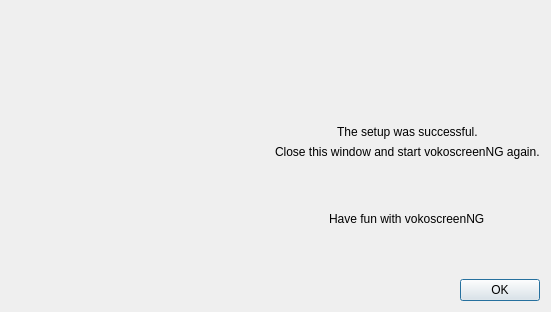
Above: src/ciscoOpenh264/QvkCiscoFinishDialog.ui from vkohaupt/vokoscreenNG before the change. Below: the same form after it.
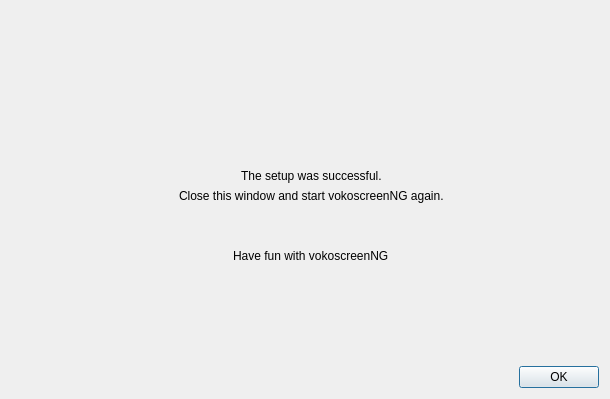
That is the form after the change. Icons and pictures are not drawn.

The edit to the form file:
```diff
--- a/src/ciscoOpenh264/QvkCiscoFinishDialog.ui
+++ b/src/ciscoOpenh264/QvkCiscoFinishDialog.ui
@@ -6,8 +6,8 @@
    <rect>
     <x>0</x>
     <y>0</y>
-    <width>551</width>
-    <height>312</height>
+    <width>610</width>
+    <height>399</height>
    </rect>
   </property>
   <property name="windowTitle">
@@ -15,6 +15,8 @@
   </property>
   <layout class="QVBoxLayout" name="verticalLayout">
    <item>
+    <layout class="QGridLayout" name="gridLayout">
+     <item row="1" column="1">
     <layout class="QHBoxLayout" name="horizontalLayout">
      <item>
       <widget class="QLabel" name="label">
@@ -121,6 +123,60 @@
         </spacer>
        </item>
       </layout>
+       </item>
+      </layout>
+     </item>
+     <item row="1" column="0">
+      <spacer name="horizontalSpacer_2">
+       <property name="orientation">
+        <enum>Qt::Horizontal</enum>
+       </property>
+       <property name="sizeHint" stdset="0">
+        <size>
+         <width>40</width>
+         <height>20</height>
+        </size>
+       </property>
+      </spacer>
+     </item>
+     <item row="0" column="1">
+      <spacer name="verticalSpacer_5">
+       <property name="orientation">
+        <enum>Qt::Vertical</enum>
+       </property>
+       <property name="sizeHint" stdset="0">
+        <size>
+         <width>20</width>
+         <height>40</height>
+        </size>
+       </property>
+      </spacer>
+     </item>
+     <item row="1" column="2">
+      <spacer name="horizontalSpacer_3">
+       <property name="orientation">
+        <enum>Qt::Horizontal</enum>
+       </property>
+       <property name="sizeHint" stdset="0">
+        <size>
+         <width>40</width>
+         <height>20</height>
+        </size>
+       </property>
+      </spacer>
+     </item>
+     <item row="2" column="1">
+      <spacer name="verticalSpacer_6">
+       <property name="orientation">
+        <enum>Qt::Vertical</enum>
+       </property>
+       <property name="sizeHint" stdset="0">
+        <size>
+         <width>20</width>
+         <height>40</height>
+        </size>
+       </property>
+      </spacer>
      </item>
     </layout>
    </item>
```
Lines whose indentation alone changed are shown as unchanged.
